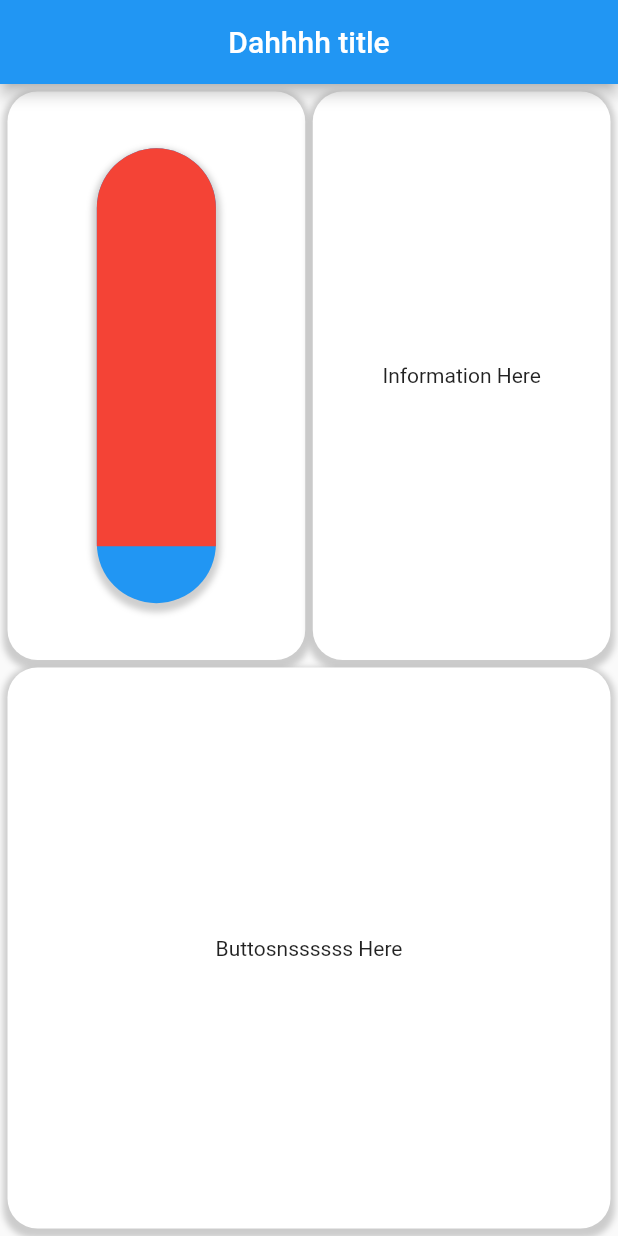
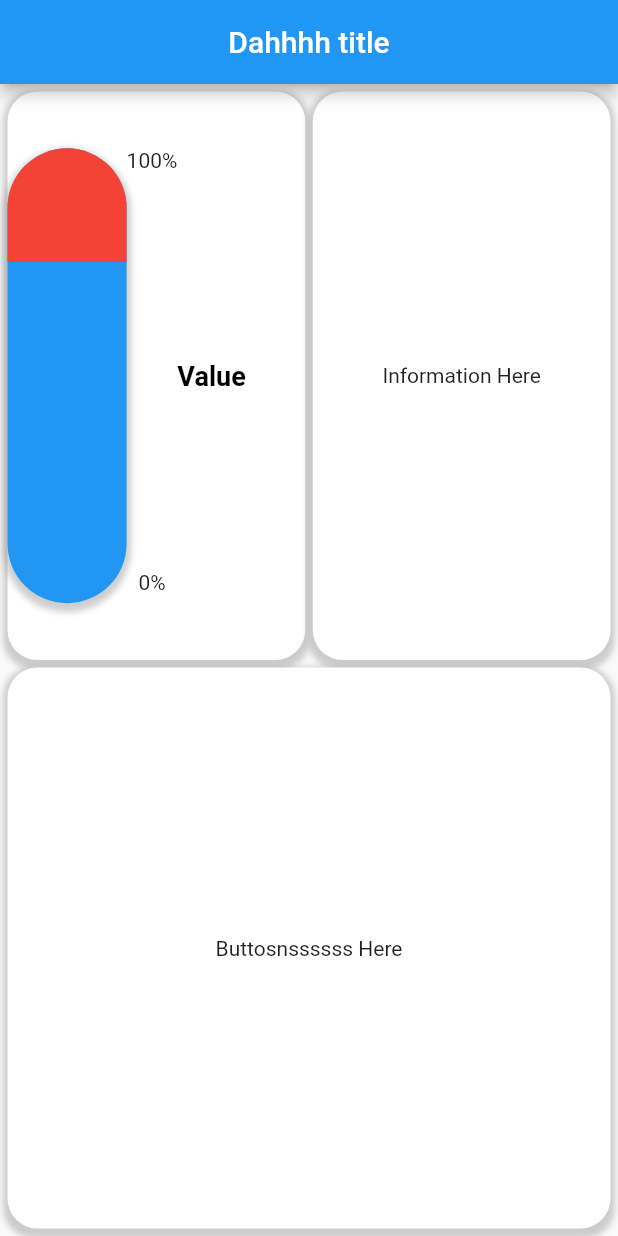
Before and after one commit to ChengCK18/dah_flutterrrrr_app1, a Flutter app: the screen it shows after launch, on a phone screen of 412 x 824 dp. Run offline on Flutter 3.47's test engine with Material 2 defaults, Android fonts, the light colour scheme and no system bars; our stand-ins replace fl_chart.

Commit message:
Diagram draft 2

```diff
--- a/lib/mainPageInfo.dart
+++ b/lib/mainPageInfo.dart
@@ -12,12 +12,14 @@ class _MainPageInfoState extends State<MainPageInfo> {
   @override
   Widget build(BuildContext context) {
     return Row(
+      crossAxisAlignment: CrossAxisAlignment.stretch,
       children: <Widget>[
         Expanded(
             flex: 5,
             child: Container(
-                child: Center(child: LayoutBuilder(builder: (ctx, constraints) {
-                  return Stack(children: <Widget>[
+                child: LayoutBuilder(builder: (ctx, constraints) {
+                  return Row(children: [
+                    Stack(children: <Widget>[
                       Container(
                           height: constraints.maxHeight * 0.8,
                           width: constraints.maxWidth * 0.4,
@@ -35,16 +37,39 @@ class _MainPageInfoState extends State<MainPageInfo> {
                                 ),
                               ])),
                       Container(
-                        height: constraints.maxHeight * 0.7,
+                          height: constraints.maxHeight * 0.2,
                           width: constraints.maxWidth * 0.4,
                           decoration: const BoxDecoration(
                             color: Colors.red,
                             borderRadius: BorderRadius.only(
                                 topLeft: Radius.circular(50),
                                 topRight: Radius.circular(50)),
+                          )),
+                    ]),
+                    LayoutBuilder(builder: (ctx, constraints) {
+                      return Column(children: [
+                        Container(
+                          child: Text("100%"),
+                          padding:
+                              EdgeInsets.only(top: constraints.maxHeight * 0.1),
+                        ),
+                        Container(
+                          child: Text("0%"), //Need to subtract val pad value
+                          padding:
+                              EdgeInsets.only(top: constraints.maxHeight * 0.7),
+                        )
+                      ]);
+                    }),
+                    Container(
+                        child: Text(
+                      "Value",
+                      style: TextStyle(
+                          fontSize: 18.0,
+                          fontWeight: FontWeight.bold,
+                          color: Colors.black),
                     ))
                   ]);
-                })),
+                }),
                 margin: const EdgeInsets.only(
                     left: 5.0, right: 2.5, top: 5.0, bottom: 0),
                 decoration: BoxDecoration(
```
Lines whose indentation alone changed are shown as unchanged.
